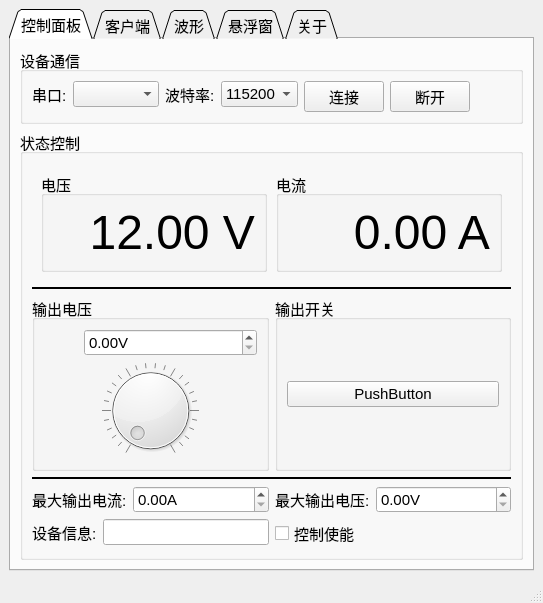
Above: src/views/ui/mainWindow.ui from yanyang517/powerSupplyMaster before the change. Below: the same form after it.
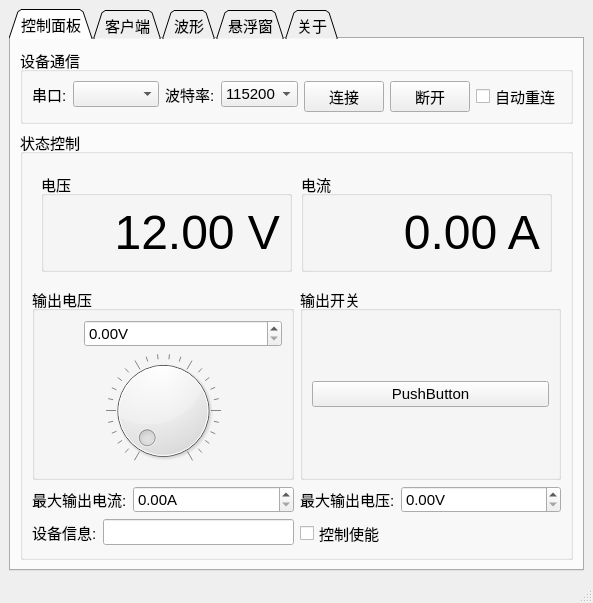
That is the form after the change.

Commit message: feat(floating_window): add transparency and drag-to-move functionality refactor(main_window): integrate floating window and UI setup chore(ui): update UI files and add views package init

```diff
--- a/src/views/ui/mainWindow.ui
+++ b/src/views/ui/mainWindow.ui
@@ -6,7 +6,7 @@
    <rect>
     <x>0</x>
     <y>0</y>
-    <width>543</width>
+    <width>584</width>
     <height>603</height>
    </rect>
   </property>
@@ -120,6 +120,13 @@
              </property>
             </widget>
            </item>
+           <item>
+            <widget class="QCheckBox" name="autoReconnectCB">
+             <property name="text">
+              <string>自动重连</string>
+             </property>
+            </widget>
+           </item>
            <item>
             <spacer name="horizontalSpacer_2">
              <property name="orientation">
@@ -141,7 +148,7 @@
           <property name="title">
            <string>状态控制</string>
           </property>
-          <layout class="QVBoxLayout" name="verticalLayout_4" stretch="1,0,2,0,0,0">
+          <layout class="QVBoxLayout" name="verticalLayout_4" stretch="1,2,0,0">
            <item>
             <layout class="QHBoxLayout" name="horizontalLayout_3">
              <property name="spacing">
@@ -221,23 +228,10 @@
              </item>
             </layout>
            </item>
-           <item>
-            <widget class="Line" name="line_2">
-             <property name="frameShadow">
-              <enum>QFrame::Plain</enum>
-             </property>
-             <property name="lineWidth">
-              <number>2</number>
-             </property>
-             <property name="orientation">
-              <enum>Qt::Horizontal</enum>
-             </property>
-            </widget>
-           </item>
            <item>
             <layout class="QHBoxLayout" name="horizontalLayout_4">
              <item>
-              <widget class="QGroupBox" name="">
+              <widget class="QGroupBox" name="groupBox">
                <property name="title">
                 <string>输出电压</string>
                </property>
@@ -280,7 +274,7 @@
               </widget>
              </item>
              <item>
-              <widget class="QGroupBox" name="">
+              <widget class="QGroupBox" name="groupBox">
                <property name="title">
                 <string>输出开关</string>
                </property>
@@ -297,19 +291,6 @@
              </item>
             </layout>
            </item>
-           <item>
-            <widget class="Line" name="line">
-             <property name="frameShadow">
-              <enum>QFrame::Plain</enum>
-             </property>
-             <property name="lineWidth">
-              <number>2</number>
-             </property>
-             <property name="orientation">
-              <enum>Qt::Horizontal</enum>
-             </property>
-            </widget>
-           </item>
            <item>
             <layout class="QHBoxLayout" name="horizontalLayout_5">
              <item>
```
The commit also changes 6 other files.
